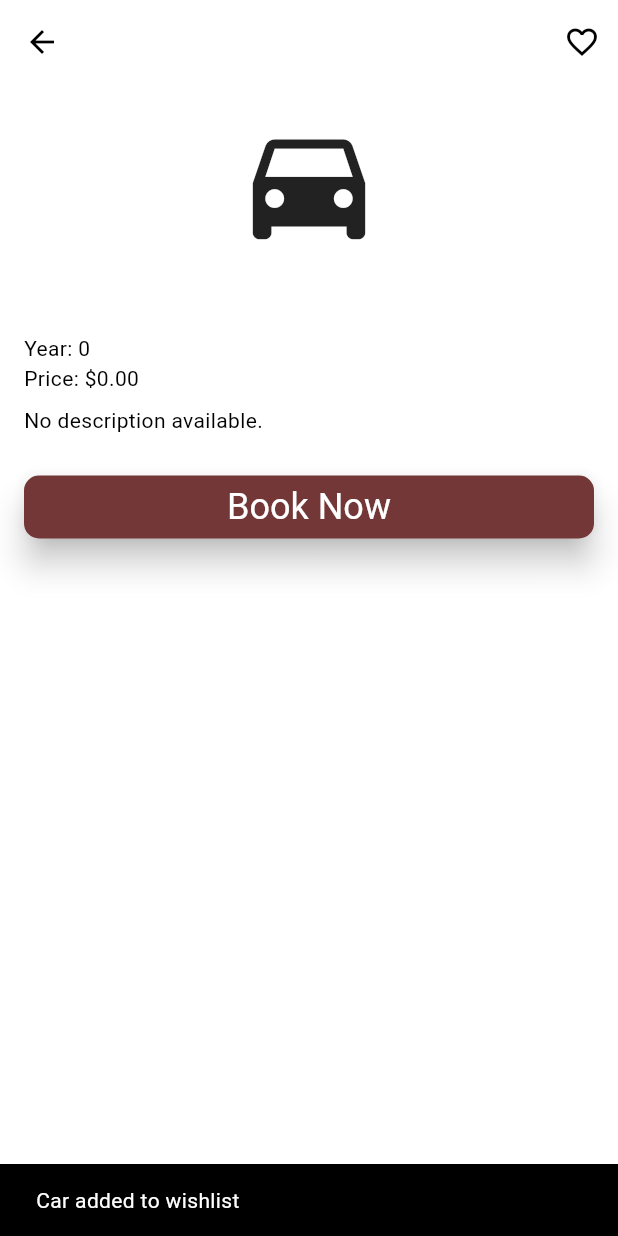
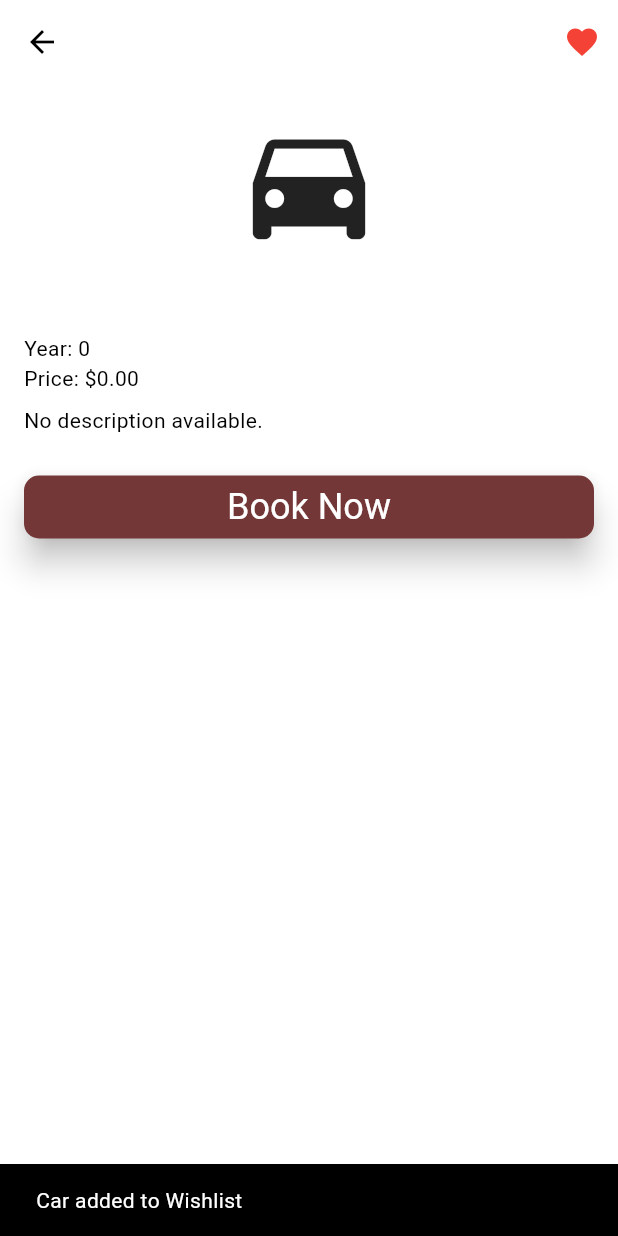
Before and after one commit to kabita26/mobcarrent, a Flutter app: the CarDetailView screen opened directly with empty values, after a tap on the "favorite outline" icon, on a phone screen of 412 x 824 dp. Run offline on Flutter 3.47's test engine with Material 3 defaults, Android fonts, the phone set to English and light mode, and no system bars; our stand-ins replace bloc, dartz, dio, equatable, flutter_bloc, get_it and 5 more; accounts and stored records are empty; Roboto replaces fonts that are missing (Montserrat); statements that could not run were skipped; project files that could hold a hidden picture were left out.

Commit message:
Sensor add

```diff
--- a/lib/features/home/presentation/view/buttomview/car_detail_view.dart
+++ b/lib/features/home/presentation/view/buttomview/car_detail_view.dart
@@ -1,23 +1,74 @@
+import 'dart:async';
+import 'package:flutter/material.dart';
+import 'package:sensors_plus/sensors_plus.dart';
 import 'package:car_rent/features/home/domain/entity/car.dart';
-import 'package:flutter/material.dart';
 
-class CarDetailView extends StatelessWidget {
+class CarDetailView extends StatefulWidget {
   final Car car;
   const CarDetailView({Key? key, required this.car}) : super(key: key);
+
+  @override
+  _CarDetailViewState createState() => _CarDetailViewState();
+}
+
+class _CarDetailViewState extends State<CarDetailView> {
+  late StreamSubscription _accelerometerSubscription;
+  bool _addedToWishlist = false; // Prevent duplicate wishlist additions
+
+  @override
+  void initState() {
+    super.initState();
+    _listenToAccelerometer();
+  }
+
+  void _listenToAccelerometer() {
+    _accelerometerSubscription = accelerometerEvents.listen((event) {
+      double acceleration = (event.x * event.x) +
+          (event.y * event.y) +
+          (event.z * event.z);
+
+      if (acceleration > 25) { // Adjust sensitivity threshold here
+        _handleShakeGesture();
+      }
+    });
+  }
+
+  void _handleShakeGesture() {
+    if (!_addedToWishlist) {
+      setState(() {
+        _addedToWishlist = true;
+      });
+
+      // Simulate adding to wishlist
+      ScaffoldMessenger.of(context).showSnackBar(
+        const SnackBar(
+          content: Text("Car added to Wishlist by shaking!"),
+          duration: Duration(seconds: 2),
+        ),
+      );
+    }
+  }
+
+  @override
+  void dispose() {
+    _accelerometerSubscription.cancel();
+    super.dispose();
+  }
 
   @override
   Widget build(BuildContext context) {
     return Scaffold(
       appBar: AppBar(
-        title: Text('${car.brand} ${car.model}'),
+        title: Text('${widget.car.brand} ${widget.car.model}'),
         actions: [
           IconButton(
-            icon: const Icon(Icons.favorite_border),
+            icon: Icon(_addedToWishlist ? Icons.favorite : Icons.favorite_border, color: _addedToWishlist ? Colors.red : null),
             onPressed: () {
-              // Add car to wishlist logic goes here.
-              // For demonstration, we show a snackbar.
+              setState(() {
+                _addedToWishlist = true;
+              });
               ScaffoldMessenger.of(context).showSnackBar(
-                const SnackBar(content: Text("Car added to wishlist")),
+                const SnackBar(content: Text("Car added to Wishlist")),
               );
             },
           ),
@@ -27,27 +78,23 @@ class CarDetailView extends StatelessWidget {
         padding: const EdgeInsets.all(16.0),
         child: ListView(
           children: [
-            car.imageUrls.isNotEmpty
-              ? Image.network(car.imageUrls.first)
-              : const Icon(Icons.directions_car, size: 100),
+            widget.car.imageUrls.isNotEmpty
+                ? Image.network(widget.car.imageUrls.first)
+                : const Icon(Icons.directions_car, size: 100),
             const SizedBox(height: 16),
             Text(
-              '${car.brand} ${car.model}',
+              '${widget.car.brand} ${widget.car.model}',
               style: const TextStyle(fontSize: 24, fontWeight: FontWeight.bold),
             ),
-            Text('Year: ${car.year}'),
-            Text('Price: \$${car.regularPrice.toStringAsFixed(2)}'),
+            Text('Year: ${widget.car.year}'),
+            Text('Price: \$${widget.car.regularPrice.toStringAsFixed(2)}'),
             const SizedBox(height: 8),
-            Text(
-              car.description.isNotEmpty
-                ? car.description
-                : 'No description available.',
-            ),
+            Text(widget.car.description.isNotEmpty
+                ? widget.car.description
+                : 'No description available.'),
             const SizedBox(height: 24),
             ElevatedButton(
               onPressed: () {
-                // Book now functionality goes here.
-                // For demonstration, we show a snackbar.
                 ScaffoldMessenger.of(context).showSnackBar(
                   const SnackBar(content: Text("Booking confirmed")),
                 );
--- a/pubspec.yaml
+++ b/pubspec.yaml
@@ -30,6 +30,7 @@ dependencies:
   flutter_bloc: ^8.1.6
   bloc: ^8.1.4
   test_cov_console: ^0.2.2
+  sensors_plus: ^6.1.1
 
 
 dev_dependencies:
```
Also changed, not shown: lib/features/home/presentation/view/buttomview/home_view.dart (+64 -10 lines), pubspec.lock.
